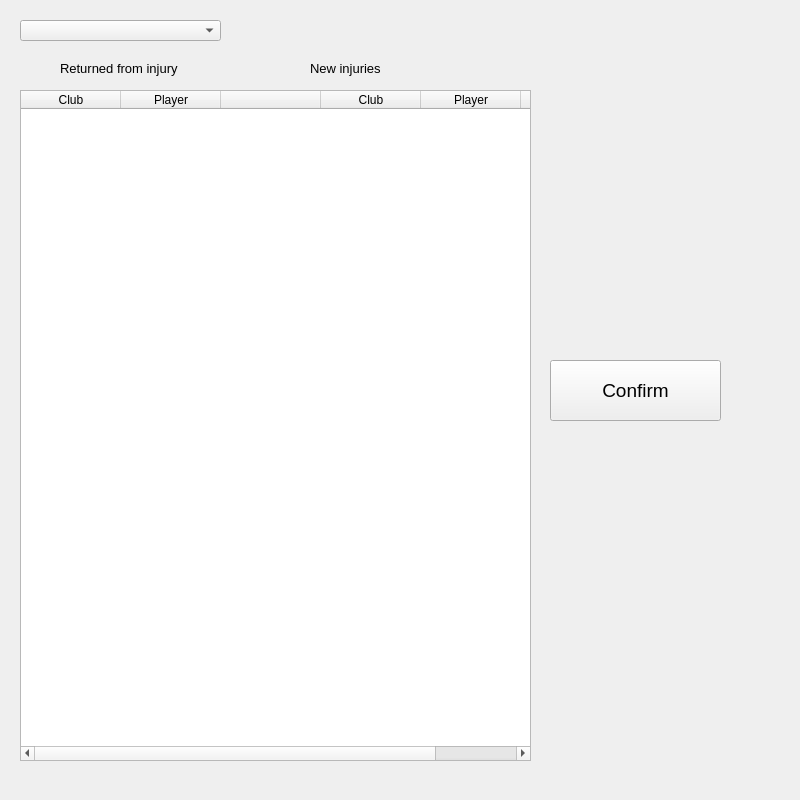
This is gui/injury_update.ui in DenisTrputec/HandballManager as Qt 5 draws it before an edit. The edited form follows.
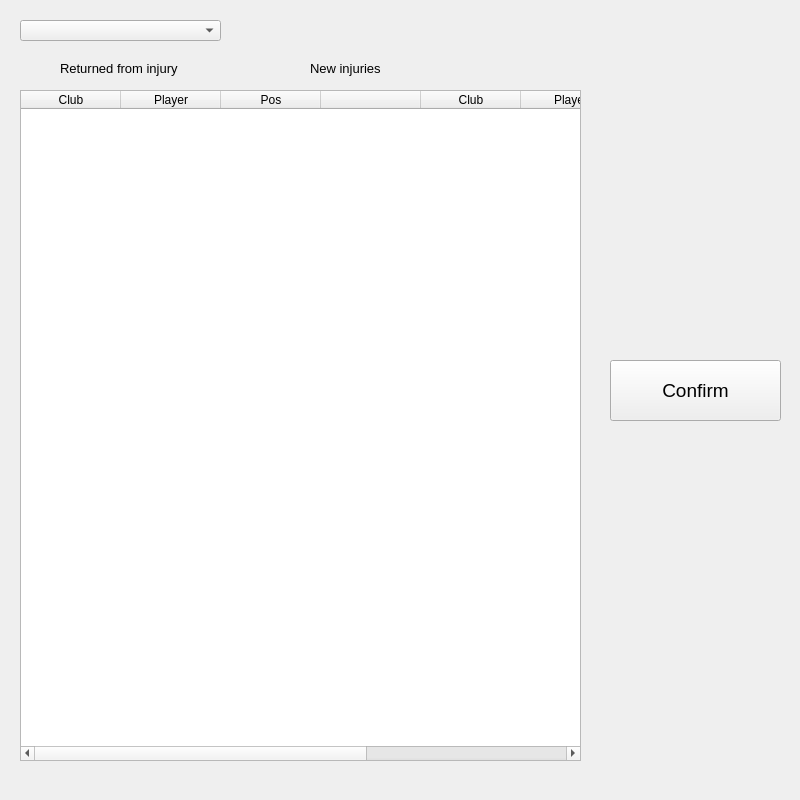
This is the edited form.

```diff
--- a/gui/injury_update.ui
+++ b/gui/injury_update.ui
@@ -21,7 +21,7 @@
     <rect>
      <x>20</x>
      <y>90</y>
-     <width>511</width>
+     <width>561</width>
      <height>671</height>
     </rect>
    </property>
@@ -35,6 +35,11 @@
      <string>Player</string>
     </property>
    </column>
+   <column>
+    <property name="text">
+     <string>Pos</string>
+    </property>
+   </column>
    <column>
     <property name="text">
      <string> </string>
@@ -52,14 +57,19 @@
    </column>
    <column>
     <property name="text">
-     <string>Injury Length</string>
+     <string>Pos</string>
+    </property>
+   </column>
+   <column>
+    <property name="text">
+     <string>Len</string>
     </property>
    </column>
   </widget>
   <widget class="QPushButton" name="btnConfirm">
    <property name="geometry">
     <rect>
-     <x>550</x>
+     <x>610</x>
      <y>360</y>
      <width>171</width>
      <height>61</height>
```
